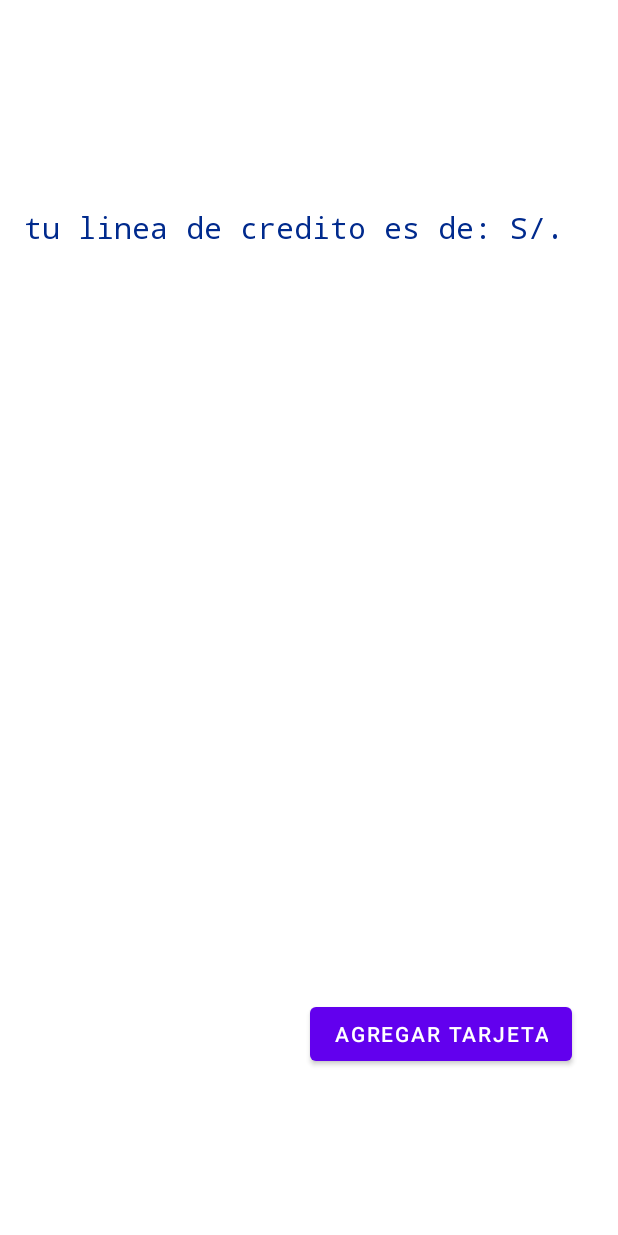
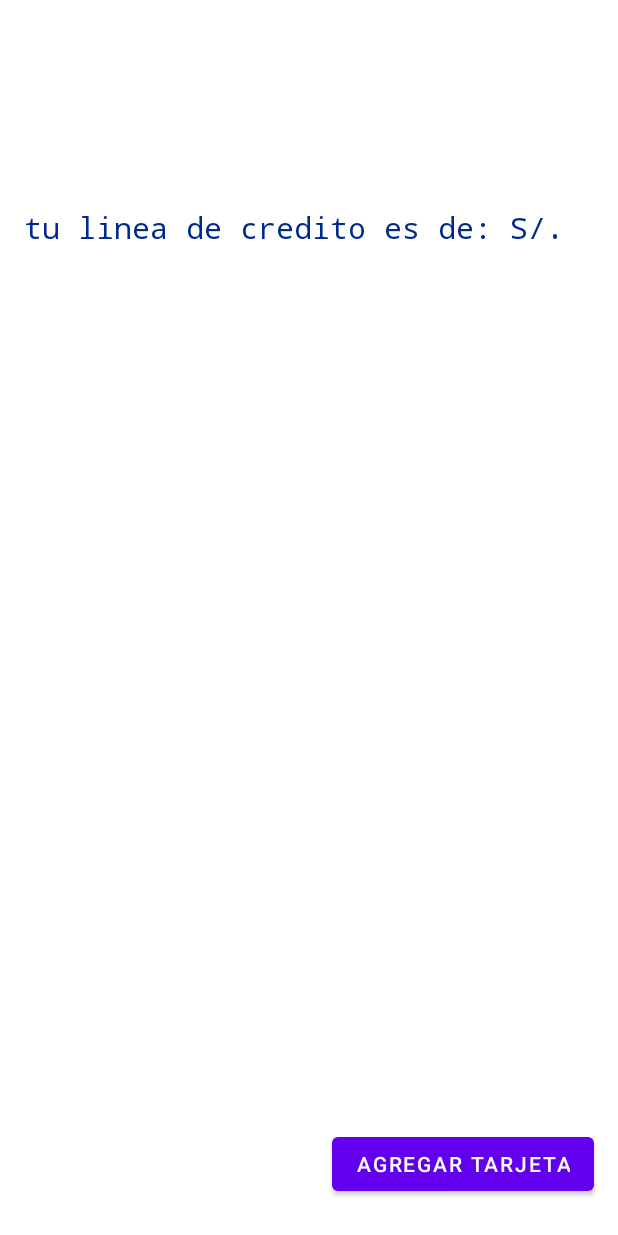
Before and after one commit to jtoulier/hackaton-frontend, an Android app: the HomeFragment screen opened through its navigation route, on a phone screen of 412 x 824 dp. Run offline under Robolectric (Android 15) with nearby library versions, the phone set to English and light mode, and no system bars; libraries missing offline, so code that uses them is left out: com.afollestad.materialdialogs; 2 statements that could not run were skipped.

Commit message:
feat(addcard): card

```diff
--- a/app/src/main/java/pe/bcp/digital/card/data/repository/CardRepositoryImpl.kt
+++ b/app/src/main/java/pe/bcp/digital/card/data/repository/CardRepositoryImpl.kt
@@ -3,6 +3,7 @@ package pe.bcp.digital.card.data.repository
 import io.ktor.client.*
 import io.ktor.client.request.*
 import io.ktor.client.statement.*
+import io.ktor.http.*
 import pe.bcp.digital.card.data.model.Summary
 import pe.bcp.digital.card.data.model.UserSession
 import pe.bcp.digital.card.data.network.HttpConstants
@@ -24,7 +25,8 @@ class CardRepositoryImpl(private val httpClient: HttpClient, private val session
 
     override suspend fun addCard(amount: Int, expirationDate: String): Result<Unit> {
         return try {
-            val response = httpClient.get<HttpResponse>(path = HttpConstants.REGISTER_CARD){
+            val response = httpClient.post<HttpResponse>(path = HttpConstants.REGISTER_CARD){
+                contentType(ContentType.Application.Json)
                 body = RegisterCardRequest(session.user!!.document, amount, expirationDate)
             }
 
--- a/app/src/main/java/pe/bcp/digital/card/feature/home/HomeFragment.kt
+++ b/app/src/main/java/pe/bcp/digital/card/feature/home/HomeFragment.kt
@@ -6,9 +6,11 @@ import android.view.LayoutInflater
 import android.view.View
 import android.view.ViewGroup
 import androidx.fragment.app.activityViewModels
+import androidx.navigation.fragment.findNavController
 import androidx.recyclerview.widget.LinearLayoutManager
 import org.koin.androidx.viewmodel.ext.android.viewModel
 import pe.bcp.digital.card.MainShareViewModel
+import pe.bcp.digital.card.R
 import pe.bcp.digital.card.databinding.HomeFragmentBinding
 import pe.bcp.digital.card.feature.home.adapter.CardAdapter
 
@@ -29,6 +31,12 @@ class HomeFragment : Fragment() {
         with(binding.rcvDigitalCard){
             layoutManager = LinearLayoutManager(context)
             adapter = CardAdapter()
+        }
+
+        with(binding){
+            btnAdd.setOnClickListener{
+                findNavController().navigate(R.id.action_homeFragment_to_addCardFragment)
+            }
         }
     }
 
--- a/app/src/main/res/layout/home_fragment.xml
+++ b/app/src/main/res/layout/home_fragment.xml
@@ -35,11 +35,10 @@
         android:id="@+id/rcvDigitalCard"
         android:layout_width="329dp"
         android:layout_height="437dp"
-        app:layout_constraintBottom_toBottomOf="parent"
+        app:layout_constraintBottom_toTopOf="@+id/btnAdd"
         app:layout_constraintEnd_toEndOf="parent"
         app:layout_constraintStart_toStartOf="parent"
-        app:layout_constraintTop_toBottomOf="@+id/tvCredit"
-        app:layout_constraintVertical_bias="0.139" />
+        app:layout_constraintTop_toBottomOf="@+id/tvCredit" />
 
     <ProgressBar
         android:id="@+id/progressBar"
@@ -53,13 +52,12 @@
         app:layout_constraintTop_toTopOf="parent" />
 
     <Button
-        android:id="@+id/button"
+        android:id="@+id/btnAdd"
         android:layout_width="wrap_content"
         android:layout_height="wrap_content"
-        android:layout_marginTop="32dp"
+        android:layout_marginEnd="16dp"
+        android:layout_marginBottom="24dp"
         android:text="Agregar Tarjeta"
-        app:layout_constraintEnd_toEndOf="parent"
-        app:layout_constraintHorizontal_bias="0.871"
-        app:layout_constraintStart_toStartOf="parent"
-        app:layout_constraintTop_toBottomOf="@+id/rcvDigitalCard" />
+        app:layout_constraintBottom_toBottomOf="parent"
+        app:layout_constraintEnd_toEndOf="parent" />
 </androidx.constraintlayout.widget.ConstraintLayout>
```
